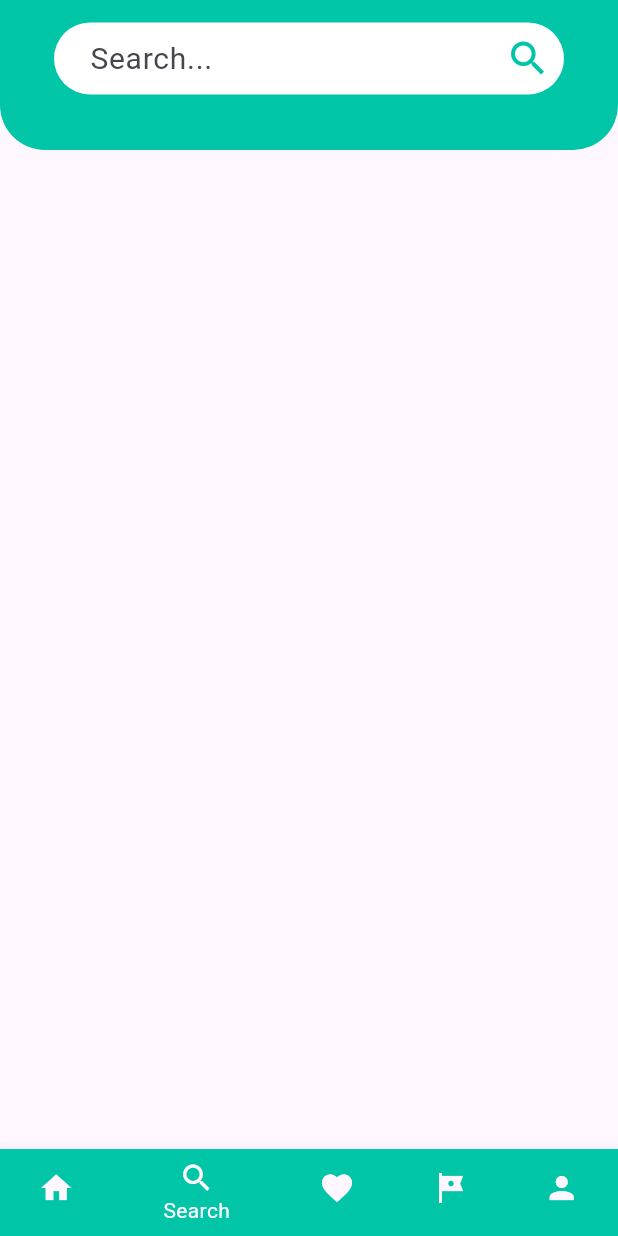
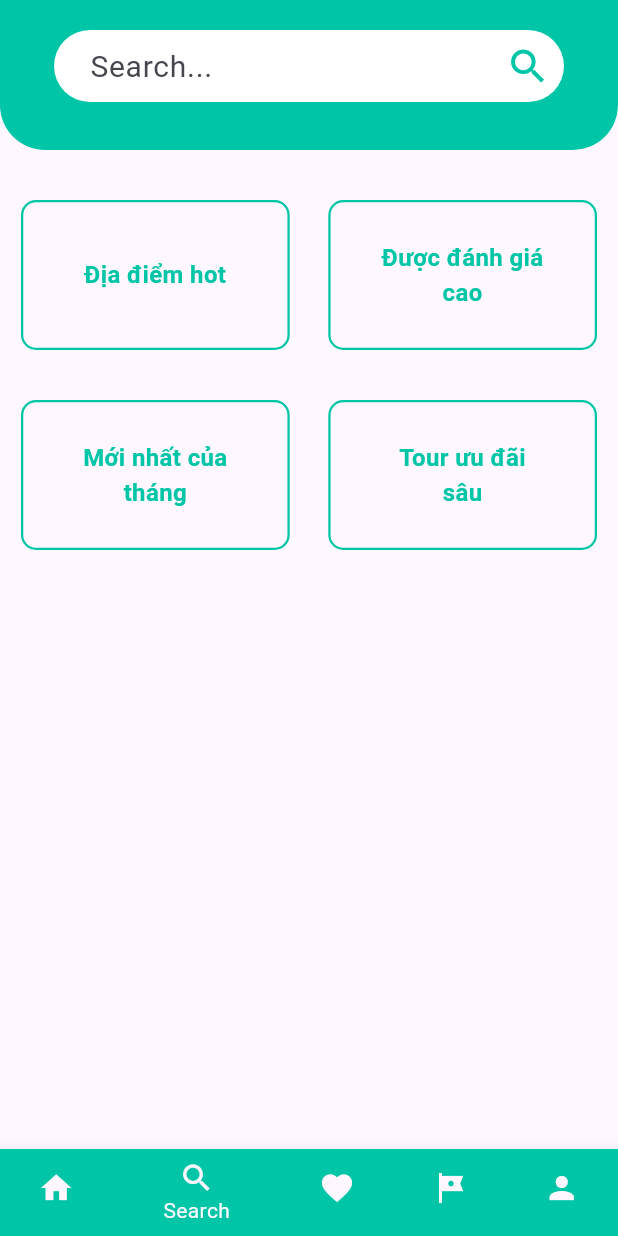
Before and after one commit to hyuniedev/Ryokou, a Flutter app: the screen it shows after launch, item 2 of the bottom bar chosen, on a phone screen of 412 x 824 dp. Run offline on Flutter 3.47's test engine with Material 3 defaults, Android fonts, the phone set to English and light mode, and no system bars.

Commit message:
+ add boxSuggest

```diff
--- a/ryokou/lib/themes/colors_theme.dart
+++ b/ryokou/lib/themes/colors_theme.dart
@@ -1,5 +1,7 @@
 import 'package:flutter/material.dart';
 
-class ColorsTheme {
-  static Color? primaryColor = const Color(0xFF00C5A7);
+class AppColors {
+  static const Color primaryColor = Color(0xFF00C5A7);
+  static const Color borderDeal_Home = Color(0xFFF58601);
+  static const Color fillDeal_Home = Color(0xFFFEE7ED);
 }
--- a/ryokou/lib/ui/appbar/top_app_bar.dart
+++ b/ryokou/lib/ui/appbar/top_app_bar.dart
@@ -1,18 +1,5 @@
 import 'package:flutter/material.dart';
 import 'package:ryokou/themes/colors_theme.dart';
-
-// class GetAppBar extends StatelessWidget implements PreferredSizeWidget {
-//   final Widget childAppBar;
-//   const GetAppBar({super.key, required this.childAppBar});
-
-//   @override
-//   Widget build(BuildContext context) {
-
-//   }
-
-//   @override
-//   Size get preferredSize => const Size.fromHeight(100.0);
-// }
 
 PreferredSizeWidget getAppBar(Widget childAppBar) {
   return PreferredSize(
@@ -26,7 +13,7 @@ PreferredSizeWidget getAppBar(Widget childAppBar) {
       ),
       clipBehavior: Clip.antiAlias,
       child: AppBar(
-        backgroundColor: ColorsTheme.primaryColor,
+        backgroundColor: AppColors.primaryColor,
         title: childAppBar,
         toolbarHeight: 100,
       ),
--- a/ryokou/lib/ui/main_layout.dart
+++ b/ryokou/lib/ui/main_layout.dart
@@ -20,27 +20,27 @@ class MainLayout extends State<MyHomePage> {
   Widget build(BuildContext context) {
     return Scaffold(
         bottomNavigationBar: BottomNavigationBar(
-          items: [
+          items: const [
             BottomNavigationBarItem(
-                icon: const Icon(Icons.home),
+                icon: Icon(Icons.home),
                 label: 'Home',
-                backgroundColor: ColorsTheme.primaryColor),
+                backgroundColor: AppColors.primaryColor),
             BottomNavigationBarItem(
-                icon: const Icon(Icons.search),
+                icon: Icon(Icons.search),
                 label: 'Search',
-                backgroundColor: ColorsTheme.primaryColor),
+                backgroundColor: AppColors.primaryColor),
             BottomNavigationBarItem(
-                icon: const Icon(Icons.favorite),
+                icon: Icon(Icons.favorite),
                 label: 'Favourite',
-                backgroundColor: ColorsTheme.primaryColor),
+                backgroundColor: AppColors.primaryColor),
             BottomNavigationBarItem(
-                icon: const Icon(Icons.tour),
+                icon: Icon(Icons.tour),
                 label: 'My Tour',
-                backgroundColor: ColorsTheme.primaryColor),
+                backgroundColor: AppColors.primaryColor),
             BottomNavigationBarItem(
-                icon: const Icon(Icons.person),
+                icon: Icon(Icons.person),
                 label: 'Account',
-                backgroundColor: ColorsTheme.primaryColor),
+                backgroundColor: AppColors.primaryColor),
           ],
           currentIndex: _indexNav,
           onTap: (newIndex) {
--- a/ryokou/lib/ui/page/search_page.dart
+++ b/ryokou/lib/ui/page/search_page.dart
@@ -15,15 +15,15 @@ class _SearchPageState extends State<SearchPage> {
     return Scaffold(
       appBar: getAppBar(
         Container(
-          margin: const EdgeInsets.only(bottom: 20),
+          margin: const EdgeInsets.only(bottom: 10),
           padding: const EdgeInsets.symmetric(horizontal: 20.0),
           child: SizedBox(
             height: 50.0,
             child: TextField(
-              style: TextStyle(
-                  fontSize: 20,
-                  color: ColorsTheme.primaryColor,
-                  decoration: TextDecoration.none),
+              style: const TextStyle(
+                fontSize: 20,
+                decoration: TextDecoration.none,
+              ),
               decoration: InputDecoration(
                 hintText: 'Search...',
                 contentPadding:
@@ -32,10 +32,10 @@ class _SearchPageState extends State<SearchPage> {
                 fillColor: Colors.white,
                 suffixIcon: IconButton(
                   onPressed: () {},
-                  icon: Icon(
+                  icon: const Icon(
                     Icons.search,
                     size: 30,
-                    color: ColorsTheme.primaryColor,
+                    color: AppColors.primaryColor,
                   ),
                 ),
                 border: const OutlineInputBorder(
@@ -46,6 +46,59 @@ class _SearchPageState extends State<SearchPage> {
           ),
         ),
       ),
+      body: Container(
+        padding: const EdgeInsets.symmetric(horizontal: 14),
+        child: SizedBox(
+          height: 300,
+          child: Column(
+            mainAxisAlignment: MainAxisAlignment.spaceEvenly,
+            children: [
+              Row(
+                mainAxisAlignment: MainAxisAlignment.spaceBetween,
+                children: [
+                  boxSuggest(context, 'Địa điểm hot'),
+                  boxSuggest(context, 'Được đánh giá cao'),
+                ],
+              ),
+              Row(
+                mainAxisAlignment: MainAxisAlignment.spaceBetween,
+                children: [
+                  boxSuggest(context, 'Mới nhất của tháng'),
+                  boxSuggest(context, 'Tour ưu đãi sâu'),
+                ],
+              ),
+            ],
+          ),
+        ),
+      ),
+    );
+  }
+
+  Widget boxSuggest(BuildContext context, String text) {
+    return InkWell(
+      onTap: () {},
+      child: Container(
+        width: MediaQuery.of(context).size.width / 2.3,
+        height: 100,
+        padding: const EdgeInsets.symmetric(horizontal: 32),
+        decoration: BoxDecoration(
+            border: Border.all(
+              color: AppColors.primaryColor,
+              width: 1.5,
+            ),
+            borderRadius: const BorderRadius.all(Radius.circular(10))),
+        child: Center(
+          child: Text(
+            text,
+            style: const TextStyle(
+              color: AppColors.primaryColor,
+              fontWeight: FontWeight.bold,
+              fontSize: 16,
+            ),
+            textAlign: TextAlign.center,
+          ),
+        ),
+      ),
     );
   }
 }
```
Also changed, not shown: ryokou/lib/ui/page/home_page.dart (+71 -1 lines), ryokou/lib/ui/slider/slider.dart (+6 -4 lines).
